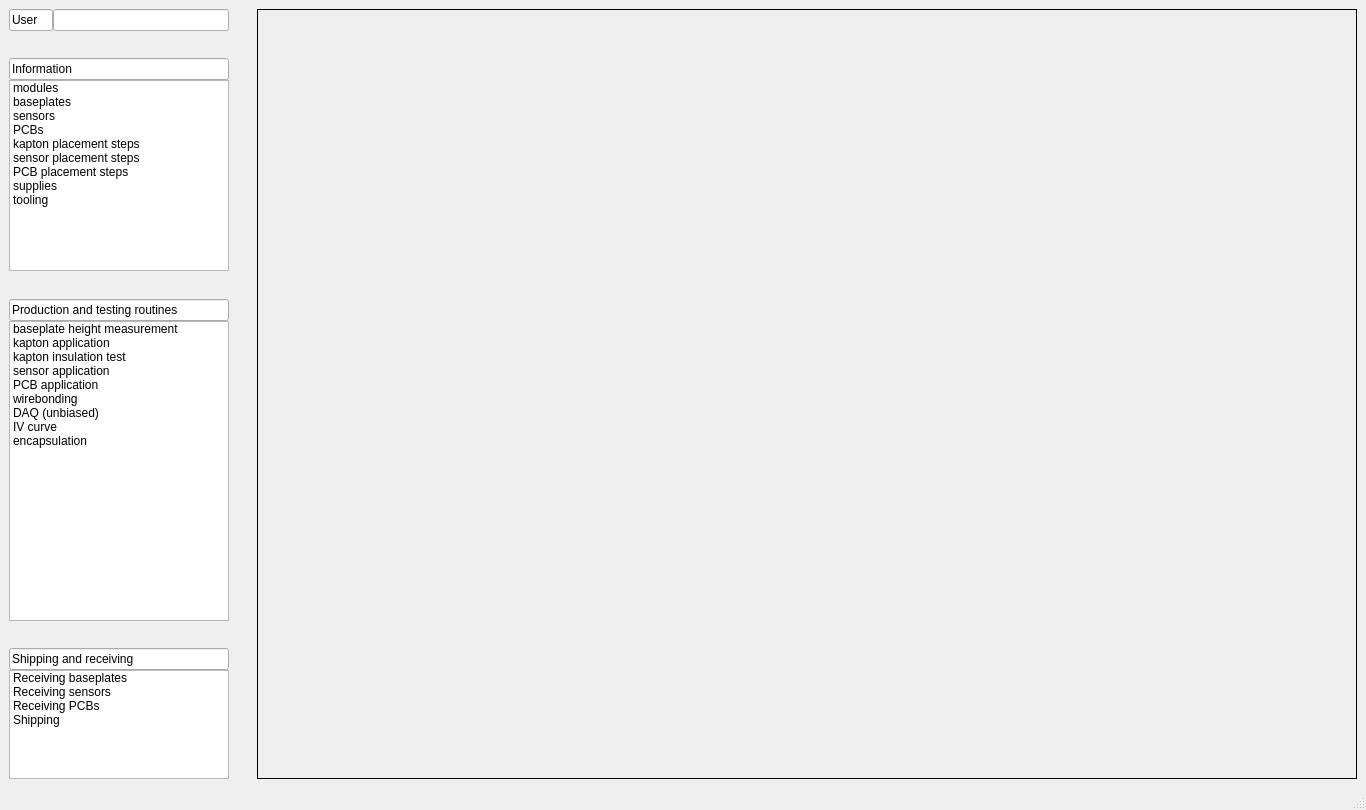
This is main_ui/mainwindow.ui in IncandelaLab/SharedUI as Qt 5 draws it before an edit. The edited form follows.
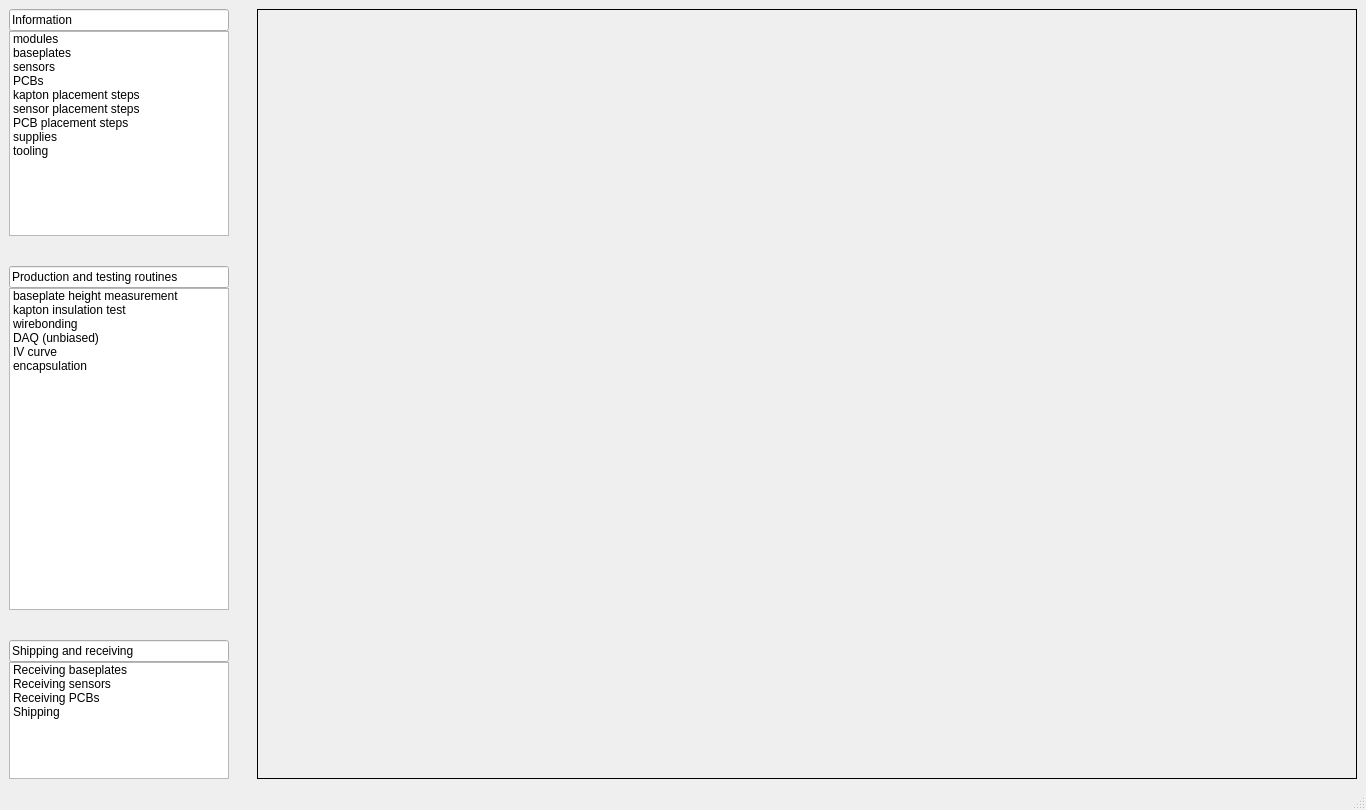
This is the edited form.

Commit message:
Updated kapton and sensor steps
Updated pages for kapton steps and sensor steps. Kapton steps: added functionality for set time and go buttons. sensor steps: updated to new filemanager, added new features.

```diff
--- a/main_ui/mainwindow.ui
+++ b/main_ui/mainwindow.ui
@@ -21,46 +21,13 @@
        <number>0</number>
       </property>
       <item>
-       <layout class="QVBoxLayout" name="vlUISelect" stretch="0,1,1,7,1,1,11,1,1,4">
+       <layout class="QVBoxLayout" name="vlUISelect" stretch="1,7,1,1,11,1,1,4">
         <property name="spacing">
          <number>0</number>
         </property>
         <property name="sizeConstraint">
          <enum>QLayout::SetDefaultConstraint</enum>
         </property>
-        <item>
-         <layout class="QHBoxLayout" name="horizontalLayout" stretch="1,4">
-          <property name="spacing">
-           <number>0</number>
-          </property>
-          <item>
-           <widget class="QLineEdit" name="lineEdit_3">
-            <property name="text">
-             <string>User</string>
-            </property>
-            <property name="readOnly">
-             <bool>true</bool>
-            </property>
-           </widget>
-          </item>
-          <item>
-           <widget class="QLineEdit" name="leUser"/>
-          </item>
-         </layout>
-        </item>
-        <item>
-         <spacer name="verticalSpacer_3">
-          <property name="orientation">
-           <enum>Qt::Vertical</enum>
-          </property>
-          <property name="sizeHint" stdset="0">
-           <size>
-            <width>20</width>
-            <height>40</height>
-           </size>
-          </property>
-         </spacer>
-        </item>
         <item>
          <widget class="QLineEdit" name="leInformation">
           <property name="text">
@@ -150,26 +117,11 @@
             <string>baseplate height measurement</string>
            </property>
           </item>
-          <item>
-           <property name="text">
-            <string>kapton application</string>
-           </property>
-          </item>
           <item>
            <property name="text">
             <string>kapton insulation test</string>
            </property>
           </item>
-          <item>
-           <property name="text">
-            <string>sensor application</string>
-           </property>
-          </item>
-          <item>
-           <property name="text">
-            <string>PCB application</string>
-           </property>
-          </item>
           <item>
            <property name="text">
             <string>wirebonding</string>
```
The commit also changes 10 other files.
